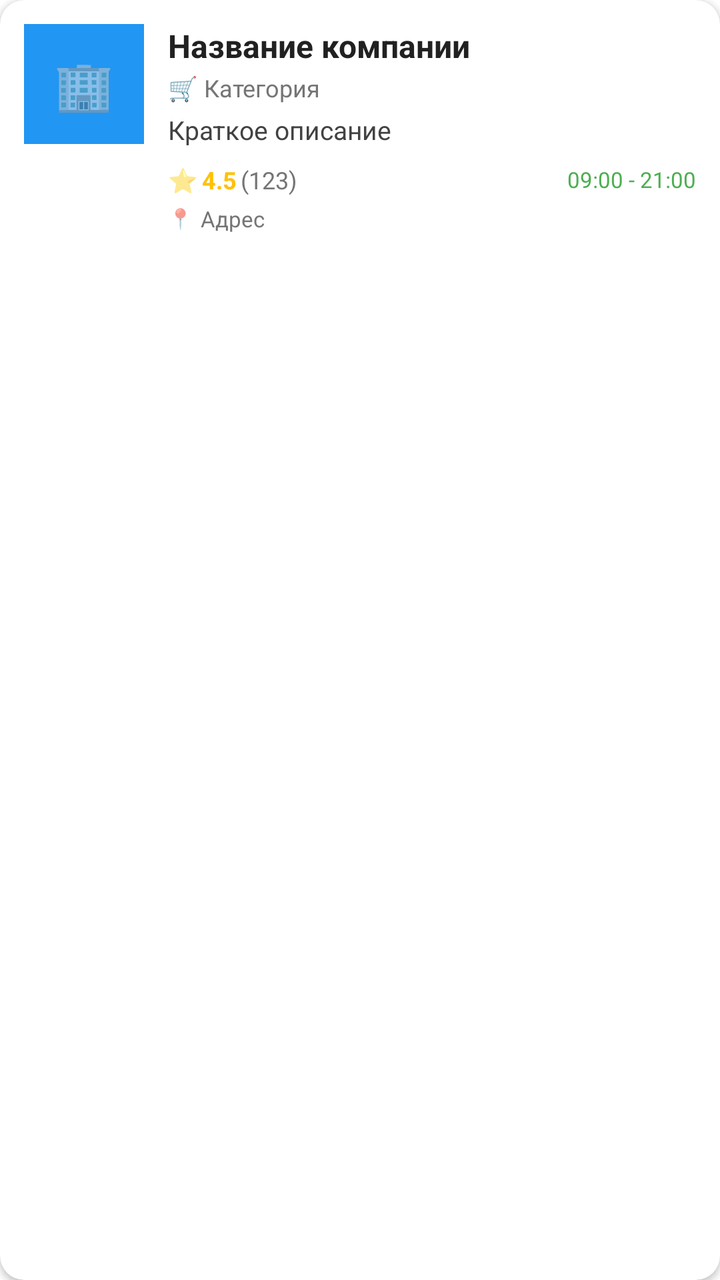
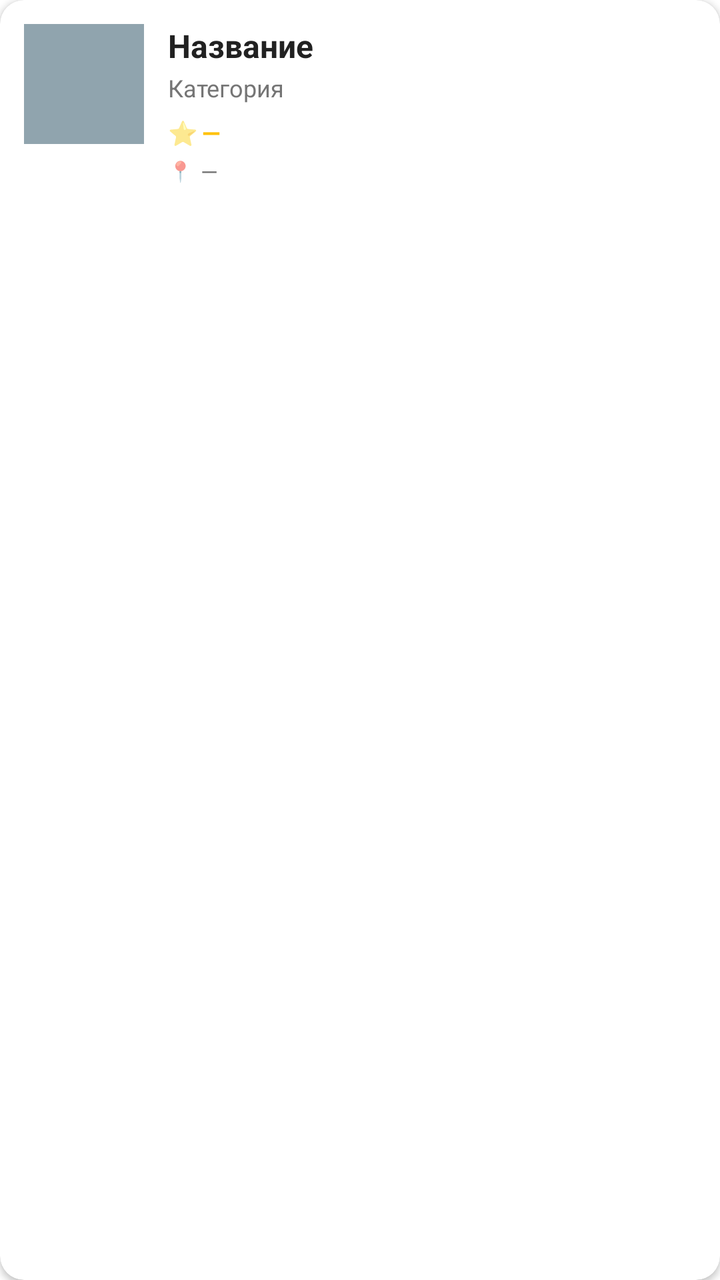

Two renders of the same Android screen: before a commit and after it. Below are the layout's source before the change and the commit's diff.
<!-- AndroidManifest.xml: application theme Theme.MoyGorodok -->
<!-- res/layout/item_company.xml -->
<?xml version="1.0" encoding="utf-8"?>
<com.google.android.material.card.MaterialCardView xmlns:android="http://schemas.android.com/apk/res/android"
    xmlns:app="http://schemas.android.com/apk/res-auto"
    android:layout_width="match_parent"
    android:layout_height="wrap_content"
    android:layout_marginBottom="12dp"
    app:cardCornerRadius="12dp"
    app:cardElevation="2dp">

    <LinearLayout
        android:layout_width="match_parent"
        android:layout_height="wrap_content"
        android:orientation="horizontal"
        android:padding="12dp">

        
        <FrameLayout
            android:layout_width="60dp"
            android:layout_height="60dp">

            <View
                android:id="@+id/logo_placeholder"
                android:layout_width="match_parent"
                android:layout_height="match_parent"
                android:background="#2196F3" />

            <TextView
                android:id="@+id/text_logo_emoji"
                android:layout_width="wrap_content"
                android:layout_height="wrap_content"
                android:layout_gravity="center"
                android:text="🏢"
                android:textSize="24sp" />

        </FrameLayout>

        
        <LinearLayout
            android:layout_width="0dp"
            android:layout_height="wrap_content"
            android:layout_weight="1"
            android:layout_marginStart="12dp"
            android:orientation="vertical">

            <LinearLayout
                android:layout_width="match_parent"
                android:layout_height="wrap_content"
                android:gravity="center_vertical"
                android:orientation="horizontal">

                <TextView
                    android:id="@+id/text_name"
                    android:layout_width="0dp"
                    android:layout_height="wrap_content"
                    android:layout_weight="1"
                    android:ellipsize="end"
                    android:maxLines="1"
                    android:text="Название компании"
                    android:textColor="#212121"
                    android:textSize="16sp"
                    android:textStyle="bold" />

                <TextView
                    android:id="@+id/text_verified"
                    android:layout_width="wrap_content"
                    android:layout_height="wrap_content"
                    android:layout_marginStart="4dp"
                    android:text="✓"
                    android:textColor="#4CAF50"
                    android:textSize="14sp"
                    android:visibility="gone" />

            </LinearLayout>

            <TextView
                android:id="@+id/text_category"
                android:layout_width="match_parent"
                android:layout_height="wrap_content"
                android:layout_marginTop="2dp"
                android:text="🛒 Категория"
                android:textColor="#757575"
                android:textSize="12sp" />

            <TextView
                android:id="@+id/text_description"
                android:layout_width="match_parent"
                android:layout_height="wrap_content"
                android:layout_marginTop="4dp"
                android:ellipsize="end"
                android:maxLines="1"
                android:text="Краткое описание"
                android:textColor="#424242"
                android:textSize="13sp" />

            <LinearLayout
                android:layout_width="match_parent"
                android:layout_height="wrap_content"
                android:layout_marginTop="8dp"
                android:gravity="center_vertical"
                android:orientation="horizontal">

                
                <LinearLayout
                    android:layout_width="wrap_content"
                    android:layout_height="wrap_content"
                    android:gravity="center_vertical"
                    android:orientation="horizontal">

                    <TextView
                        android:layout_width="wrap_content"
                        android:layout_height="wrap_content"
                        android:text="⭐"
                        android:textSize="12sp" />

                    <TextView
                        android:id="@+id/text_rating"
                        android:layout_width="wrap_content"
                        android:layout_height="wrap_content"
                        android:layout_marginStart="2dp"
                        android:text="4.5"
                        android:textColor="#FFC107"
                        android:textSize="12sp"
                        android:textStyle="bold" />

                    <TextView
                        android:id="@+id/text_reviews"
                        android:layout_width="wrap_content"
                        android:layout_height="wrap_content"
                        android:layout_marginStart="2dp"
                        android:text="(123)"
                        android:textColor="#757575"
                        android:textSize="12sp" />

                </LinearLayout>

                <View
                    android:layout_width="0dp"
                    android:layout_height="0dp"
                    android:layout_weight="1" />

                
                <TextView
                    android:id="@+id/text_hours"
                    android:layout_width="wrap_content"
                    android:layout_height="wrap_content"
                    android:text="09:00 - 21:00"
                    android:textColor="#4CAF50"
                    android:textSize="11sp" />

            </LinearLayout>

            
            <LinearLayout
                android:layout_width="match_parent"
                android:layout_height="wrap_content"
                android:layout_marginTop="4dp"
                android:gravity="center_vertical"
                android:orientation="horizontal">

                <TextView
                    android:layout_width="wrap_content"
                    android:layout_height="wrap_content"
                    android:text="📍"
                    android:textSize="10sp" />

                <TextView
                    android:id="@+id/text_address"
                    android:layout_width="0dp"
                    android:layout_height="wrap_content"
                    android:layout_marginStart="4dp"
                    android:layout_weight="1"
                    android:ellipsize="end"
                    android:maxLines="1"
                    android:text="Адрес"
                    android:textColor="#757575"
                    android:textSize="11sp" />

            </LinearLayout>

        </LinearLayout>

    </LinearLayout>

</com.google.android.material.card.MaterialCardView>
<!-- resources referenced by this layout -->
<resources>
  <style name="Theme.MoyGorodok" parent="Theme.MaterialComponents.DayNight.NoActionBar">
          
          <item name="colorPrimary">@color/purple_500</item>
          <item name="colorPrimaryVariant">@color/purple_700</item>
          <item name="colorOnPrimary">@color/white</item>
          
          <item name="colorSecondary">@color/teal_200</item>
          <item name="colorSecondaryVariant">@color/teal_700</item>
          <item name="colorOnSecondary">@color/black</item>
          
          <item name="android:statusBarColor">?attr/colorPrimaryVariant</item>
          
          <item name="colorSurface">@color/white</item>
          <item name="colorOnSurface">#1C1B1F</item>
          <item name="colorSurfaceVariant">#E7E0EC</item>
          <item name="colorOnSurfaceVariant">#49454F</item>
      </style>
  <color name="purple_500">#FF6200EE</color>
  <color name="purple_700">#FF3700B3</color>
  <color name="white">#FFFFFFFF</color>
  <color name="teal_200">#FF03DAC5</color>
  <color name="teal_700">#FF018786</color>
  <color name="black">#FF000000</color>
</resources>

<!-- the commit's change to res/layout/item_company.xml (unified diff, before → after) -->
@@ -15,22 +15,25 @@
 
         
         <FrameLayout
+            android:id="@+id/logo_container"
             android:layout_width="60dp"
-            android:layout_height="60dp">
+            android:layout_height="60dp"
+            android:background="#90A4AE">
 
-            <View
-                android:id="@+id/logo_placeholder"
+            <ImageView
+                android:id="@+id/image_logo"
                 android:layout_width="match_parent"
                 android:layout_height="match_parent"
-                android:background="#2196F3" />
+                android:contentDescription="@null"
+                android:scaleType="centerCrop" />
 
-            <TextView
-                android:id="@+id/text_logo_emoji"
-                android:layout_width="wrap_content"
-                android:layout_height="wrap_content"
+            <ImageView
+                android:id="@+id/image_category_icon"
+                android:layout_width="32dp"
+                android:layout_height="32dp"
                 android:layout_gravity="center"
-                android:text="🏢"
-                android:textSize="24sp" />
+                android:contentDescription="@null"
+                app:tint="@android:color/white" />
 
         </FrameLayout>
 
@@ -38,8 +41,8 @@
         <LinearLayout
             android:layout_width="0dp"
             android:layout_height="wrap_content"
+            android:layout_marginStart="12dp"
             android:layout_weight="1"
-            android:layout_marginStart="12dp"
             android:orientation="vertical">
 
             <LinearLayout
@@ -55,20 +58,20 @@
                     android:layout_weight="1"
                     android:ellipsize="end"
                     android:maxLines="1"
-                    android:text="Название компании"
+                    android:text="Название"
                     android:textColor="#212121"
                     android:textSize="16sp"
                     android:textStyle="bold" />
 
-                <TextView
-                    android:id="@+id/text_verified"
-                    android:layout_width="wrap_content"
-                    android:layout_height="wrap_content"
+                <ImageView
+                    android:id="@+id/image_verified"
+                    android:layout_width="16dp"
+                    android:layout_height="16dp"
                     android:layout_marginStart="4dp"
-                    android:text="✓"
-                    android:textColor="#4CAF50"
-                    android:textSize="14sp"
-                    android:visibility="gone" />
+                    android:contentDescription="@null"
+                    android:src="@drawable/ic_check_circle"
+                    android:visibility="gone"
+                    app:tint="#1976D2" />
 
             </LinearLayout>
 
@@ -77,79 +80,70 @@
                 android:layout_width="match_parent"
                 android:layout_height="wrap_content"
                 android:layout_marginTop="2dp"
-                android:text="🛒 Категория"
+                android:text="Категория"
                 android:textColor="#757575"
                 android:textSize="12sp" />
-
-            <TextView
-                android:id="@+id/text_description"
-                android:layout_width="match_parent"
-                android:layout_height="wrap_content"
-                android:layout_marginTop="4dp"
-                android:ellipsize="end"
-                android:maxLines="1"
-                android:text="Краткое описание"
-                android:textColor="#424242"
-                android:textSize="13sp" />
 
             <LinearLayout
                 android:layout_width="match_parent"
                 android:layout_height="wrap_content"
-                android:layout_marginTop="8dp"
+                android:layout_marginTop="6dp"
                 android:gravity="center_vertical"
                 android:orientation="horizontal">
 
-                
-                <LinearLayout
+                <TextView
                     android:layout_width="wrap_content"
                     android:layout_height="wrap_content"
-                    android:gravity="center_vertical"
-                    android:orientation="horizontal">
+                    android:text="⭐"
+                    android:textSize="12sp" />
 
-                    <TextView
-                        android:layout_width="wrap_content"
-                        android:layout_height="wrap_content"
-                        android:text="⭐"
-                        android:textSize="12sp" />
+                <TextView
+                    android:id="@+id/text_rating"
+                    android:layout_width="wrap_content"
+                    android:layout_height="wrap_content"
+                    android:layout_marginStart="2dp"
+                    android:text="—"
+                    android:textColor="#FFC107"
+                    android:textSize="12sp"
+                    android:textStyle="bold" />
 
-                    <TextView
-                        android:id="@+id/text_rating"
-                        android:layout_width="wrap_content"
-                        android:layout_height="wrap_content"
-                        android:layout_marginStart="2dp"
-                        android:text="4.5"
-                        android:textColor="#FFC107"
-                        android:textSize="12sp"
-                        android:textStyle="bold" />
+                <TextView
+                    android:id="@+id/text_reviews"
+                    android:layout_width="wrap_content"
+                    android:layout_height="wrap_content"
+                    android:layout_marginStart="2dp"
+                    android:text=""
+                    android:textColor="#757575"
+                    android:textSize="12sp" />
 
-                    <TextView
-                        android:id="@+id/text_reviews"
-                        android:layout_width="wrap_content"
-                        android:layout_height="wrap_content"
-                        android:layout_marginStart="2dp"
-                        android:text="(123)"
-                        android:textColor="#757575"
-                        android:textSize="12sp" />
-
-                </LinearLayout>
+                <TextView
+                    android:id="@+id/text_price_range"
+                    android:layout_width="wrap_content"
+                    android:layout_height="wrap_content"
+                    android:layout_marginStart="8dp"
+                    android:text=""
+                    android:textColor="#388E3C"
+                    android:textSize="12sp"
+                    android:textStyle="bold"
+                    android:visibility="gone" />
 
                 <View
                     android:layout_width="0dp"
                     android:layout_height="0dp"
                     android:layout_weight="1" />
 
-                
                 <TextView
-                    android:id="@+id/text_hours"
+                    android:id="@+id/text_open_now"
                     android:layout_width="wrap_content"
                     android:layout_height="wrap_content"
-                    android:text="09:00 - 21:00"
-                    android:textColor="#4CAF50"
-                    android:textSize="11sp" />
+                    android:text="Открыто"
+                    android:textColor="#388E3C"
+                    android:textSize="11sp"
+                    android:textStyle="bold"
+                    android:visibility="gone" />
 
             </LinearLayout>
 
-            
             <LinearLayout
                 android:layout_width="match_parent"
                 android:layout_height="wrap_content"
@@ -171,7 +165,7 @@
                     android:layout_weight="1"
                     android:ellipsize="end"
                     android:maxLines="1"
-                    android:text="Адрес"
+                    android:text="—"
                     android:textColor="#757575"
                     android:textSize="11sp" />
 
<!-- resource entries referenced after the edit -->
@@ -1,5 +1,16 @@
 <!-- resources referenced by this layout -->
 <resources>
+  <!-- drawable ic_check_circle (drawable) -->
+  <?xml version="1.0" encoding="utf-8"?>
+  <vector xmlns:android="http://schemas.android.com/apk/res/android"
+      android:width="24dp"
+      android:height="24dp"
+      android:viewportWidth="24"
+      android:viewportHeight="24">
+      <path
+          android:fillColor="#000000"
+          android:pathData="M12,2C6.48,2 2,6.48 2,12s4.48,10 10,10 10,-4.48 10,-10S17.52,2 12,2zM10,17l-5,-5 1.41,-1.41L10,14.17l7.59,-7.59L19,8l-9,9z" />
+  </vector>
   <style name="Theme.MoyGorodok" parent="Theme.MaterialComponents.DayNight.NoActionBar">
           
           <item name="colorPrimary">@color/purple_500</item>
